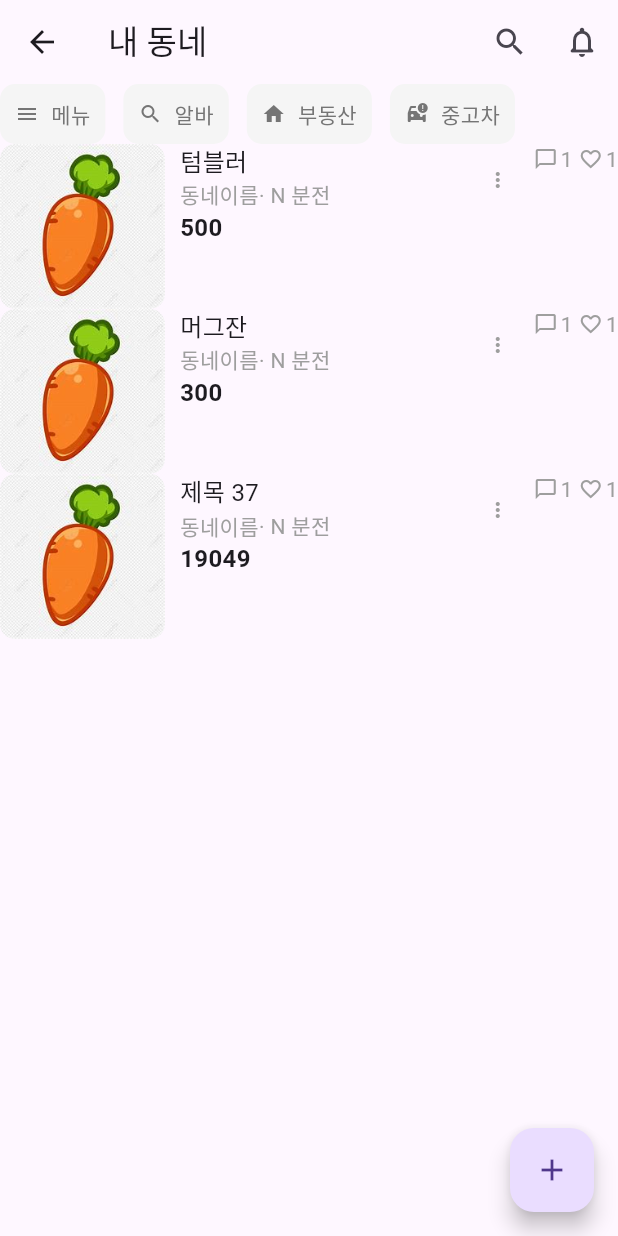
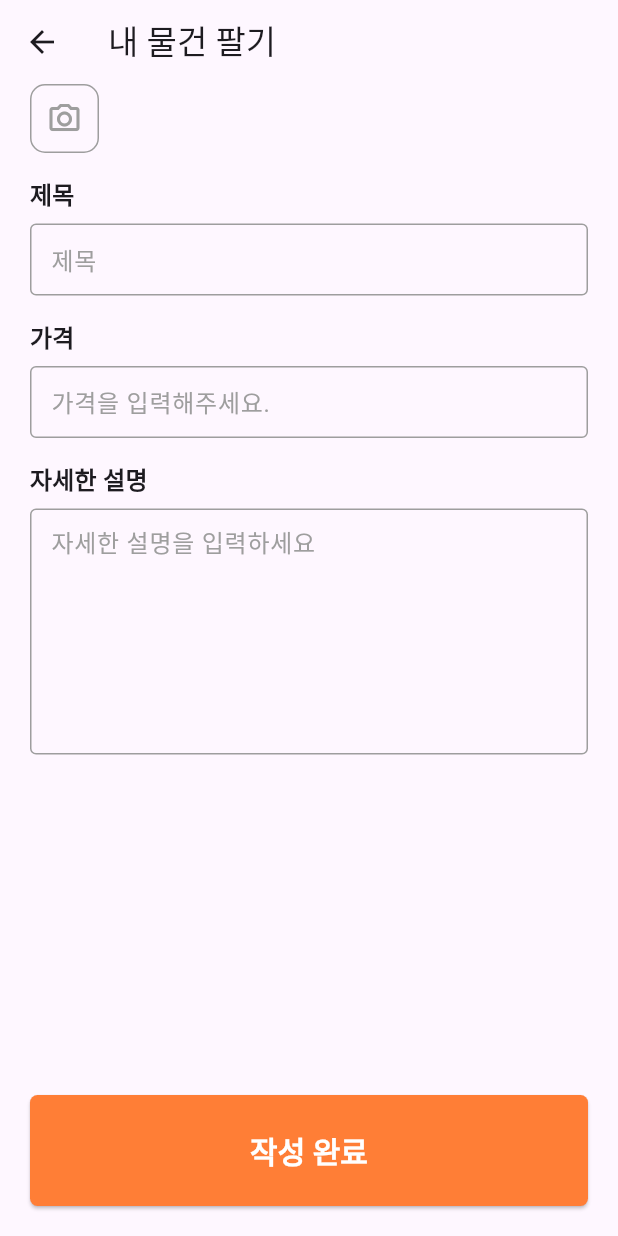
Before and after one commit to LeeFavor/carrotFlutter, a Flutter app: the FeedIndex screen opened directly, after a tap on the "add" icon, on a phone screen of 412 x 824 dp. Run offline on Flutter 3.47's test engine with Material 3 defaults, Android fonts, the phone set to English and light mode, and no system bars; our stand-ins replace get, sqflite; missing offline and left inert: mysql_client; accounts and stored records are empty; network calls fail; Roboto replaces fonts that are missing (Noto Sans).

Commit message:
0723 commit

```diff
--- a/lib/main.dart
+++ b/lib/main.dart
@@ -1,6 +1,9 @@
+import 'package:carrot_flutter/src/shared/global.dart';
 import 'package:flutter/material.dart';
 import 'src/screens/widgets/app.dart';
 
 void main() {
-  runApp(const MyApp());
+String token = Global.accessToken;
+bool isLogin = token.isNotEmpty;
+runApp(MyApp(isLogin));
 }
--- a/lib/src/screens/auth/register.dart
+++ b/lib/src/screens/auth/register.dart
@@ -20,6 +20,7 @@ class _RegisterState extends State<Register> {
       authController.updateButtonState(_phoneController);
     });
   }
+
   @override
   void dispose() {
     _phoneController.removeListener(() {
@@ -27,13 +28,13 @@ class _RegisterState extends State<Register> {
     });
     super.dispose();
   }
+
   _submit() {
     authController.requestVerificationCode(_phoneController.text);
   }
 
   _confirm() async {
-  bool result = await
-  authController.verifyPhoneNumber(_codeController.text);
+    bool result = await authController.verifyPhoneNumber(_codeController.text);
     if (result) {
       // Get.to(() => const RegisterForm());
     }
--- a/lib/src/screens/controllers/feedController.dart
+++ b/lib/src/screens/controllers/feedController.dart
@@ -1,35 +1,33 @@
 import 'dart:math';
+import 'package:carrot_flutter/src/models/feedModel.dart';
+import 'package:carrot_flutter/src/providers/feedProvider.dart';
 import 'package:get/get.dart';
 
 class FeedController extends GetxController {
-  RxList<Map> feedList = <Map>[].obs;
+  final feedProvider = Get.put(FeedProvider());
+  RxList<FeedModel> feedList = <FeedModel>[].obs;
 
-  @override
-  void onInit() {
-    super.onInit();
-    _initialData();
+  // @override
+  // void onInit() {
+  //   super.onInit();
+  //   _initialData();
+  // }
+
+  Future<void> feedIndex({int page = 1}) async {
+    Map json = await feedProvider.index(page);
+    List<FeedModel> tmp =
+        json['data'].map<FeedModel>((m) => FeedModel.parse(m)).toList();
+    (page == 1) ? feedList.assignAll(tmp) : feedList.addAll(tmp);
   }
 
-  _initialData() {
-    List<Map> sample = [
-    {'id': 1, 'title': '텀블러', 'content': '팝니다', 'price': 500},
-    {'id': 2, 'title': '머그잔', 'content': '교환가능.', 'price': 300},
-    ];
-    feedList.assignAll(sample);
-  }
-  void addData() {
-      final random = Random();
-      final newItem = {
-        'id': random.nextInt(100),
-        'title': '제목 ${random.nextInt(100)}',
-        'content': '설명 ${random.nextInt(100)}',
-        'price': 500 + random.nextInt(49500),
-      };
-      feedList.add(newItem); // feedList에 새 항목 추가
+  Future<bool> feedCreate(
+      String title, String price, String content, int? image) async {
+    Map body = await feedProvider.store(title, price, content, image);
+    if (body['result'] == 'ok') {
+      await feedIndex();
+      return true;
     }
-  void updateData(Map newData) {
-    final id = newData['id'];
-    final index = feedList.indexWhere((item) => item['id'] == id);
-    if (index != -1) { feedList[index] = newData; }
+    Get.snackbar('생성 에러', body['message'], snackPosition: SnackPosition.BOTTOM);
+    return false;
   }
 }
--- a/lib/src/screens/feed/index.dart
+++ b/lib/src/screens/feed/index.dart
@@ -1,5 +1,6 @@
 import 'package:carrot_flutter/src/screens/CategoryBar.dart';
 import 'package:carrot_flutter/src/screens/controllers/feedController.dart';
+import 'package:carrot_flutter/src/screens/widgets/listitems/feedCreate.dart';
 import 'package:carrot_flutter/src/screens/widgets/listitems/feedListItem.dart';
 import 'package:flutter/material.dart';
 import 'package:get/get.dart';
@@ -13,13 +14,39 @@ class FeedIndex extends StatefulWidget {
 
 class _FeedIndexState extends State<FeedIndex> {
   final feedController = Get.put(FeedController());
+  int _currentPage = 1;
+
+  bool _onNotification(ScrollNotification scrollInfo) {
+    if (scrollInfo is ScrollEndNotification &&
+        scrollInfo.metrics.extentAfter == 0) {
+      feedController.feedIndex(page: ++_currentPage);
+      return true;
+    }
+    return false;
+  }
+
+  Future<void> _onRefresh() async {
+    _currentPage = 1;
+    await feedController.feedIndex();
+  }
+
+  @override
+  void initState() {
+    super.initState();
+    feedController.feedIndex();
+  }
 
   @override
   Widget build(BuildContext context) {
     return Scaffold(
       floatingActionButton: FloatingActionButton(
-        onPressed: feedController.addData,
-        child: Icon(Icons.add),
+        onPressed: () {
+          Get.to(() => const FeedCreate());
+        },
+        tooltip: '항목 추가',
+        shape: const CircleBorder(),
+        backgroundColor: Theme.of(context).primaryColor,
+        child: const Icon(Icons.add, color: Colors.white),
       ),
       appBar: AppBar(
         centerTitle: false,
@@ -55,15 +82,21 @@ class _FeedIndexState extends State<FeedIndex> {
           ),
           Expanded(
             child: Obx(
-              () => ListView.builder(
-                itemCount: feedController.feedList.length,
-                itemBuilder: (context, index) {
-                  final item = feedController.feedList[index];
-                  return FeedListItem(item);
-                },
+              () => NotificationListener<ScrollNotification>(
+                onNotification: _onNotification,
+                child: RefreshIndicator(
+                  onRefresh: _onRefresh,
+                  child: ListView.builder(
+                    itemCount: feedController.feedList.length,
+                    itemBuilder: (context, index) {
+                      final item = feedController.feedList[index];
+                      return FeedListItem(item);
+                    },
+                  ),
+                ),
               ),
             ),
-          )
+          ),
         ],
       ),
     );
--- a/lib/src/screens/widgets/app.dart
+++ b/lib/src/screens/widgets/app.dart
@@ -7,15 +7,14 @@ import './../feed/show.dart';
 import './../intro.dart';
 import './../auth/register.dart';
 
-
 class MyApp extends StatelessWidget {
-  const MyApp({super.key});
+  final bool isLogin;
+  const MyApp(this.isLogin, {super.key});
 
   @override
   Widget build(BuildContext context) {
     return GetMaterialApp(
       debugShowCheckedModeBanner: false,
-
       theme: ThemeData(
         elevatedButtonTheme: ElevatedButtonThemeData(
           style: ElevatedButton.styleFrom(
@@ -62,9 +61,8 @@ class MyApp extends StatelessWidget {
         '/': (context) => Home(),
         '/intro': (context) => Intro(),
         '/register': (context) => Register(),
-        '/login': (context) => Login(),
       },
-      initialRoute: '/',
+      initialRoute: isLogin ? '/' : '/intro',
     );
   }
 }
--- a/lib/src/screens/widgets/forms/labelTextfield.dart
+++ b/lib/src/screens/widgets/forms/labelTextfield.dart
@@ -6,6 +6,8 @@ class LabelTextField extends StatelessWidget {
   final TextEditingController controller;
   final bool isObscure;
   final TextInputType? keyboardType;
+  final int maxLines;
+
   const LabelTextField({
     super.key,
     required this.label,
@@ -13,6 +15,7 @@ class LabelTextField extends StatelessWidget {
     required this.controller,
     this.isObscure = false,
     this.keyboardType,
+    this.maxLines = 1,
   });
 
   @override
@@ -27,6 +30,7 @@ class LabelTextField extends StatelessWidget {
           obscureText: isObscure,
           keyboardType: TextInputType.phone,
           style: const TextStyle(fontSize: 16),
+          maxLines:maxLines,
           decoration: InputDecoration(
             hintText: hintText,
           ),
--- /dev/null
+++ b/lib/src/screens/widgets/listitems/feedCreate.dart
@@ -0,0 +1,91 @@
+import 'package:carrot_flutter/src/screens/controllers/feedController.dart';
+import 'package:carrot_flutter/src/screens/widgets/forms/labelTextField.dart';
+import 'package:flutter/material.dart';
+import 'package:get/get.dart';
+
+class FeedCreate extends StatefulWidget {
+  const FeedCreate({super.key});
+  @override
+  State<FeedCreate> createState() => _FeedCreateState();
+}
+
+class _FeedCreateState extends State<FeedCreate> {
+  final feedController = Get.put(FeedController());
+  int? imageId;
+  final TextEditingController _titleController = TextEditingController();
+  final TextEditingController _priceController = TextEditingController();
+  final TextEditingController _contentController = TextEditingController();
+  _submit() async {
+    final result = await feedController.feedCreate(
+      _titleController.text,
+      _priceController.text,
+      _contentController.text,
+      imageId,
+    );
+    if (result) {
+      Get.back();
+    }
+  }
+
+  @override
+  Widget build(BuildContext context) {
+    return Scaffold(
+      appBar: AppBar(title: const Text('내 물건 팔기')),
+      body: Padding(
+        padding: const EdgeInsets.symmetric(horizontal: 20),
+        child: Column(
+          children: [
+            Expanded(
+              child: ListView(
+                children: [
+                  Row(
+                    children: [
+                      Container(
+                        padding: const EdgeInsets.all(10),
+                        decoration: BoxDecoration(
+                          borderRadius: BorderRadius.circular(10),
+                          border: Border.all(color: Colors.grey, width: 1),
+                        ),
+                        child: const Icon(
+                          Icons.camera_alt_outlined,
+                          color: Colors.grey,
+                        ),
+                      ),
+                    ],
+                  ),
+                  const SizedBox(height: 16),
+// 제목
+                  LabelTextField(
+                    label: '제목',
+                    hintText: '제목',
+                    controller: _titleController,
+                  ),
+// 가격
+                  LabelTextField(
+                    label: '가격',
+                    hintText: '가격을 입력해주세요.',
+                    controller: _priceController,
+                  ),
+// 설명
+                  LabelTextField(
+                    label: '자세한 설명',
+                    hintText: '자세한 설명을 입력하세요',
+                    controller: _contentController,
+                    maxLines: 6,
+                  ),
+                ],
+              ),
+            ),
+            Padding(
+              padding: const EdgeInsets.symmetric(vertical: 20),
+              child: ElevatedButton(
+                onPressed: _submit,
+                child: const Text('작성 완료'),
+              ),
+            ),
+          ],
+        ),
+      ),
+    );
+  }
+}
--- a/lib/src/screens/widgets/listitems/feedListItem.dart
+++ b/lib/src/screens/widgets/listitems/feedListItem.dart
@@ -1,3 +1,4 @@
+import 'package:carrot_flutter/src/models/feedModel.dart';
 import 'package:carrot_flutter/src/screens/widgets/listitems/feedEdit.dart';
 import 'package:flutter/material.dart';
 import 'package:get/get.dart';
@@ -5,7 +6,7 @@ import 'package:get/get.dart';
 const double _imageSize = 110;
 
 class FeedListItem extends StatelessWidget {
-  final Map item;
+  final FeedModel item;
   const FeedListItem(this.item, {super.key});
 
   @override
@@ -35,7 +36,7 @@ class FeedListItem extends StatelessWidget {
                 crossAxisAlignment: CrossAxisAlignment.start,
                 children: [
                   Text(
-                    item['title'],
+                    item.title,
                     overflow: TextOverflow.ellipsis,
                     style: TextStyle(fontSize: 16),
                   ),
@@ -52,7 +53,7 @@ class FeedListItem extends StatelessWidget {
                     ],
                   ),
                   Text(
-                    item['price'].toString(),
+                    item.price.toString(),
                     style: TextStyle(fontSize: 16, fontWeight: FontWeight.bold),
                   ),
                 ],
--- /dev/null
+++ b/lib/src/shared/global.dart
@@ -0,0 +1,4 @@
+class Global {
+static String accessToken = '';
+static const String baseUrl = 'http://localhost:3000';
+}
```
Also changed, not shown: lib/src/models/userModel.dart (added, +17 -0 lines), lib/src/providers/feedProvider.dart (+20 -4 lines), lib/src/providers/provider.dart (+9 -6 lines), lib/src/screens/auth/feedIndex.dart (+8 -9 lines), lib/src/screens/auth/login.dart (+11 -8 lines), lib/src/screens/controllers/authController.dart (+25 -7 lines), lib/src/screens/widgets/listitems/feedEdit.dart (+6 -12 lines), 3 other files. Lines whose indentation alone changed are shown as unchanged.
